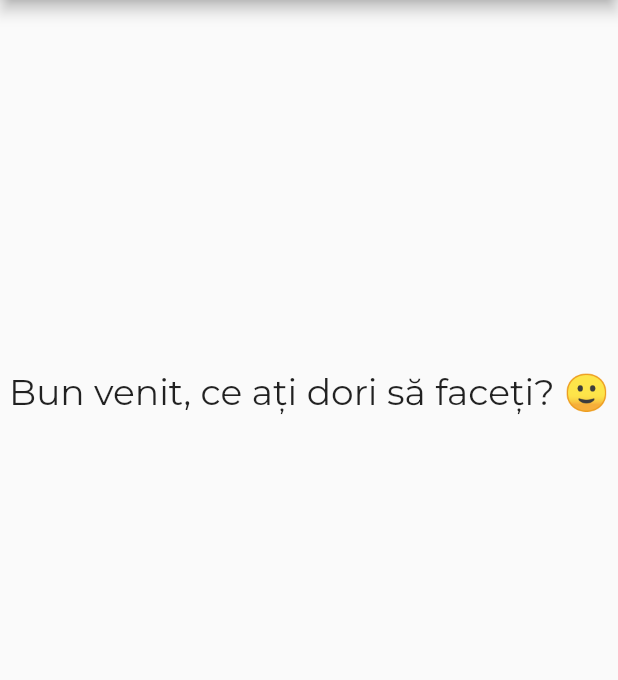
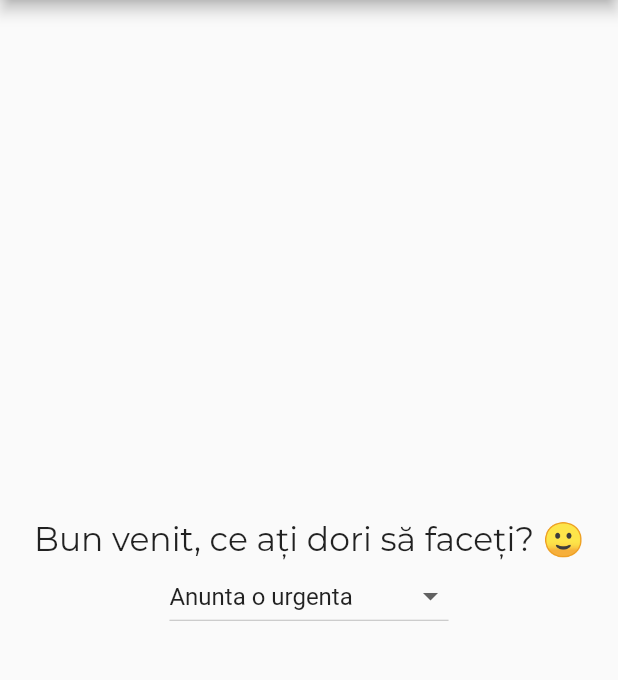
Before and after one commit to TeoChirileanu/emergency_flutter, a Flutter app: the screen it shows after launch, on a phone screen of 412 x 824 dp, the part 84-764 px from its top. Run offline on Flutter 3.47's test engine with Material 2 defaults, Android fonts, the phone set to English and light mode, and no system bars; drawn by our look-alikes of auto_size_text; our stand-ins replace google_fonts.

```diff
--- a/lib/homepage.dart
+++ b/lib/homepage.dart
@@ -25,12 +25,24 @@ class _MyHomePageState extends State<MyHomePage> {
       child: AspectRatio(
         aspectRatio: 3 / 2,
         child: Column(
+          mainAxisAlignment: MainAxisAlignment.center,
           children: [
-            AutoSizeText(
-              "Bun venit, ce ați dori să faceți? 🙂",
-              style: GoogleFonts.montserrat(fontSize: 99),
-              maxLines: 1,
-            ),
+            ListTile(
+              title: Center(
+                child: AutoSizeText(
+                  "Bun venit, ce ați dori să faceți? 🙂",
+                  style: GoogleFonts.montserrat(fontSize: 99),
+                  maxLines: 1,
+                ),
+              ),
+              subtitle: Center(
+                child: DropdownButton(
+                  value: "urgenta",
+                  items: widget._optiuniDeSelectare,
+                  onChanged: (value) {},
+                ),
+              ),
+            )
           ],
         ),
       ),
```
Also changed, not shown: pubspec.lock, 1 other file.
